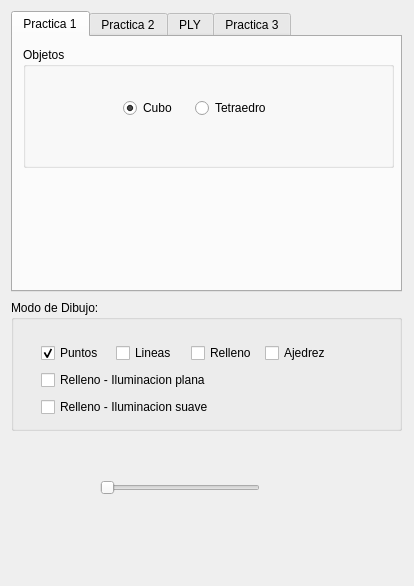
Before: the Qt Designer form Practica4/esqueleto_qt/interfaz.ui in Ancaor/IG, drawn with Qt 5.
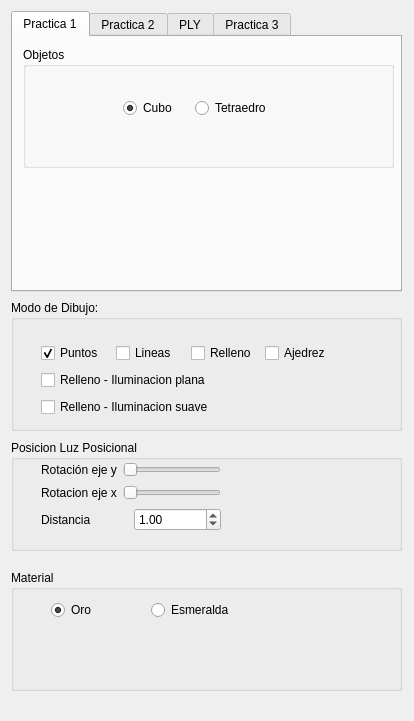
After: the same form once the commit is applied. The open tabs and pages were chosen to show the change.

Commit message: Creada clase material

```diff
--- a/Practica4/esqueleto_qt/interfaz.ui
+++ b/Practica4/esqueleto_qt/interfaz.ui
@@ -7,7 +7,7 @@
     <x>0</x>
     <y>0</y>
     <width>414</width>
-    <height>586</height>
+    <height>721</height>
    </rect>
   </property>
   <property name="windowTitle">
@@ -512,21 +512,141 @@
     </layout>
    </widget>
   </widget>
-  <widget class="QSlider" name="horizontalSlider_4">
+  <widget class="QGroupBox" name="groupBox_7">
    <property name="geometry">
     <rect>
-     <x>100</x>
-     <y>480</y>
-     <width>160</width>
-     <height>16</height>
+     <x>11</x>
+     <y>440</y>
+     <width>391</width>
+     <height>111</height>
     </rect>
    </property>
-   <property name="maximum">
-    <number>360</number>
+   <property name="title">
+    <string>Posicion Luz Posicional</string>
    </property>
-   <property name="orientation">
-    <enum>Qt::Horizontal</enum>
+   <widget class="QWidget" name="">
+    <property name="geometry">
+     <rect>
+      <x>30</x>
+      <y>20</y>
+      <width>180</width>
+      <height>73</height>
+     </rect>
+    </property>
+    <layout class="QVBoxLayout" name="verticalLayout_4">
+     <item>
+      <layout class="QHBoxLayout" name="horizontalLayout_7">
+       <item>
+        <widget class="QLabel" name="label_7">
+         <property name="text">
+          <string>Rotación eje y</string>
+         </property>
+        </widget>
+       </item>
+       <item>
+        <widget class="QSlider" name="horizontalSlider_4">
+         <property name="maximum">
+          <number>360</number>
+         </property>
+         <property name="orientation">
+          <enum>Qt::Horizontal</enum>
+         </property>
+         <property name="invertedAppearance">
+          <bool>false</bool>
+         </property>
+         <property name="invertedControls">
+          <bool>false</bool>
+         </property>
+        </widget>
+       </item>
+      </layout>
+     </item>
+     <item>
+      <layout class="QHBoxLayout" name="horizontalLayout_6">
+       <item>
+        <widget class="QLabel" name="label_8">
+         <property name="text">
+          <string>Rotacion eje x</string>
+         </property>
+        </widget>
+       </item>
+       <item>
+        <widget class="QSlider" name="horizontalSlider_5">
+         <property name="maximum">
+          <number>360</number>
+         </property>
+         <property name="orientation">
+          <enum>Qt::Horizontal</enum>
+         </property>
+        </widget>
+       </item>
+      </layout>
+     </item>
+     <item>
+      <layout class="QHBoxLayout" name="horizontalLayout_5">
+       <item>
+        <widget class="QLabel" name="label_9">
+         <property name="text">
+          <string>Distancia</string>
+         </property>
+        </widget>
+       </item>
+       <item>
+        <widget class="QDoubleSpinBox" name="doubleSpinBox">
+         <property name="maximum">
+          <double>300.000000000000000</double>
+         </property>
+         <property name="value">
+          <double>1.000000000000000</double>
+         </property>
+        </widget>
+       </item>
+      </layout>
+     </item>
+    </layout>
+   </widget>
+  </widget>
+  <widget class="QGroupBox" name="groupBox_8">
+   <property name="geometry">
+    <rect>
+     <x>11</x>
+     <y>570</y>
+     <width>391</width>
+     <height>121</height>
+    </rect>
    </property>
+   <property name="title">
+    <string>Material</string>
+   </property>
+   <widget class="QRadioButton" name="radioButton_10">
+    <property name="geometry">
+     <rect>
+      <x>40</x>
+      <y>30</y>
+      <width>100</width>
+      <height>20</height>
+     </rect>
+    </property>
+    <property name="text">
+     <string>Oro</string>
+    </property>
+    <property name="checked">
+     <bool>true</bool>
+    </property>
+   </widget>
+   <widget class="QRadioButton" name="radioButton_11">
+    <property name="geometry">
+     <rect>
+      <x>140</x>
+      <y>30</y>
+      <width>100</width>
+      <height>20</height>
+     </rect>
+    </property>
+    <property name="text">
+     <string>Esmeralda</string>
+    </property>
+   </widget>
   </widget>
   <zorder>groupBox</zorder>
   <zorder>tabWidget</zorder>
```
Left out of the diff: 5 changed lines with no effect on the pictures. The commit also changes 9 other files.
